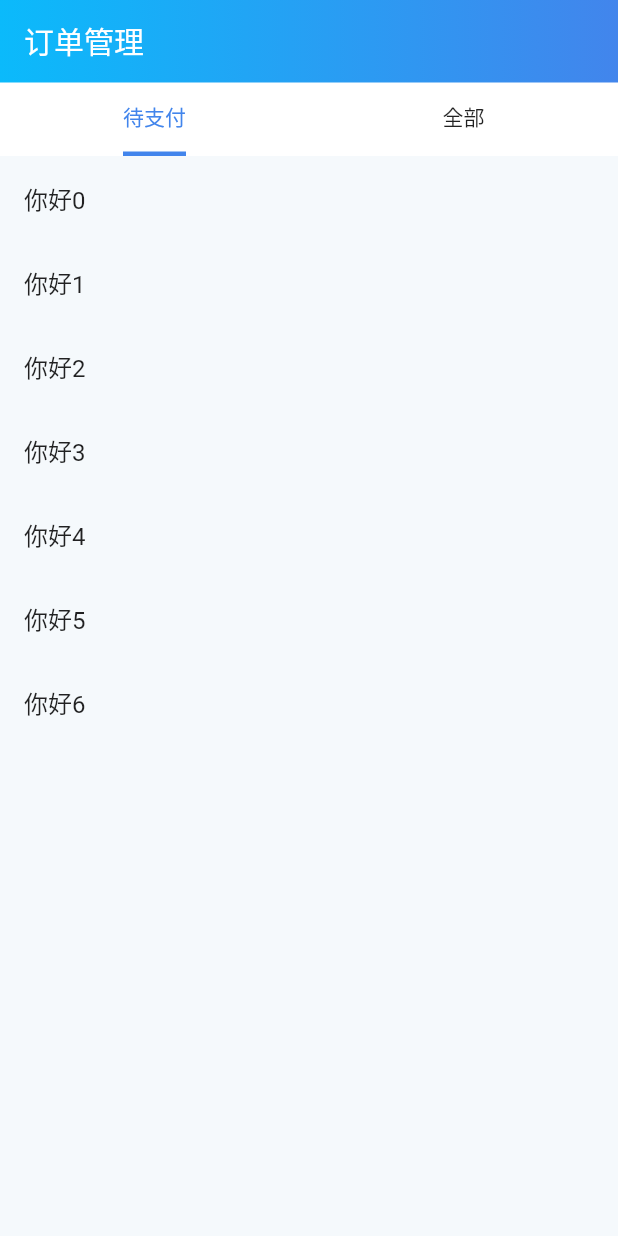
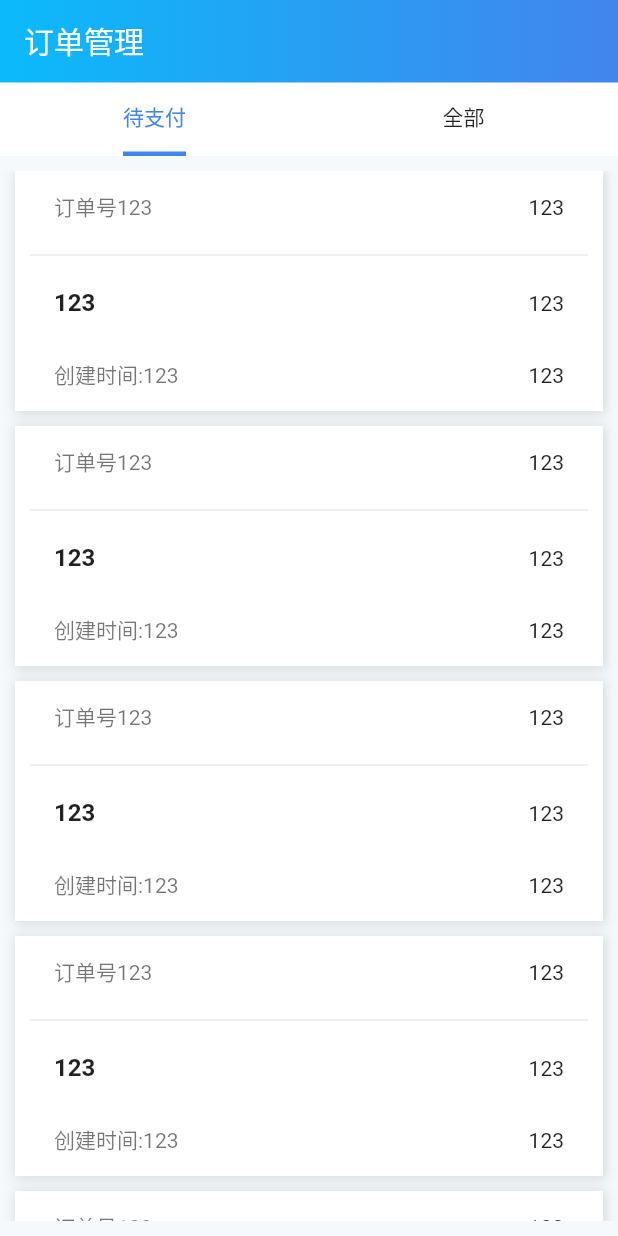
Before and after one commit to fight1991/app-xiaomanyao2.0, a Flutter app: the OrderTab screen opened directly, on a phone screen of 412 x 824 dp. Run offline on Flutter 3.47's test engine with Material 2 defaults, Android fonts, the phone set to English and light mode, and no system bars; our stand-ins replace dio, event_bus, flutter_easyrefresh, flutter_svg, fluttertoast, image_picker and 2 more; missing offline and left inert: qrscan.

Commit message:
订单列表暂存

```diff
--- /dev/null
+++ b/lib/src/bean/bean_order.dart
@@ -0,0 +1,16 @@
+class OrderBean {
+  String? orderNo;
+  String? status;
+  String? plateNo;
+  String? price;
+  String? createTime;
+
+  ///常用用于解析JSON数据
+  OrderBean.fromMap(Map<String, dynamic> map) {
+    this.orderNo = map["demo"];
+    this.status = map["demo"];
+    this.plateNo = map["demo"];
+    this.price = map["demo"];
+    this.createTime = map["demo"];
+  }
+}
--- a/lib/src/subpages/order/orderTab.dart
+++ b/lib/src/subpages/order/orderTab.dart
@@ -51,11 +51,7 @@ class _OrderTabState extends State<OrderTab>
       ),
       body: TabBarView(
         physics: NeverScrollableScrollPhysics(),
-        children: _tabs
-            .map((item) => TabContent(
-                  type: item['value'],
-                ))
-            .toList(),
+        children: _tabs.map((item) => TabContent(type: item['value'])).toList(),
         controller: _tabController,
       ),
     );
--- a/lib/src/subpages/order/tabContent.dart
+++ b/lib/src/subpages/order/tabContent.dart
@@ -1,5 +1,6 @@
 import 'package:flutter/material.dart';
 import 'package:flutter/cupertino.dart';
+import 'package:flutter_car_live/src/bean/bean_order.dart';
 import 'package:flutter_car_live/widgets/refresh_config/refresh_footer.dart';
 import 'package:flutter_car_live/widgets/refresh_config/refresh_header.dart';
 import 'package:flutter_easyrefresh/easy_refresh.dart';
@@ -21,6 +22,7 @@ class _TabContentState extends State<TabContent> {
   @override
   Widget build(BuildContext context) {
     return Container(
+      padding: EdgeInsets.symmetric(vertical: 10),
       child: EasyRefresh.custom(
         controller: easyRefreshController, //上面创建的刷新控制器
         header: RefreshHeader(), //自定义刷新头
@@ -48,10 +50,9 @@ class _TabContentState extends State<TabContent> {
           SliverList(
             delegate: SliverChildBuilderDelegate(
               (context, index) {
+                OrderBean order = OrderBean.fromMap({"demo": '123'});
                 // 这里为iOS UITableViewCell （android的adapter）,样式大家自定义即可
-                return ListTile(
-                  title: Text('你好$index'),
-                );
+                return buildListItem(order);
               },
               // 设置返回数据个数
               childCount: _dataList.length,
@@ -61,4 +62,48 @@ class _TabContentState extends State<TabContent> {
       ),
     );
   }
+
+  Widget buildListItem(OrderBean item) {
+    return Container(
+      padding: EdgeInsets.only(left: 10, right: 10),
+      margin: EdgeInsets.only(bottom: 10, left: 10, right: 10),
+      decoration: BoxDecoration(color: Colors.white, boxShadow: [
+        BoxShadow(
+          color: Colors.black12,
+          blurRadius: 6,
+          offset: Offset(1, 1),
+          spreadRadius: 1.0,
+        )
+      ]),
+      child: Column(
+        children: [
+          ListTile(
+            dense: true,
+            title: Text(
+              '订单号${item.orderNo}',
+              style: TextStyle(color: Colors.black54, fontSize: 14),
+            ),
+            trailing: Text('${item.status}'),
+          ),
+          Divider(),
+          ListTile(
+            dense: true,
+            title: Text(
+              '${item.plateNo}',
+              style: TextStyle(fontWeight: FontWeight.bold, fontSize: 16),
+            ),
+            trailing: Text('${item.price}'),
+          ),
+          ListTile(
+            dense: true,
+            title: Text(
+              '创建时间:${item.orderNo}',
+              style: TextStyle(color: Colors.black54, fontSize: 14),
+            ),
+            trailing: Text('${item.price}'),
+          ),
+        ],
+      ),
+    );
+  }
 }
```
